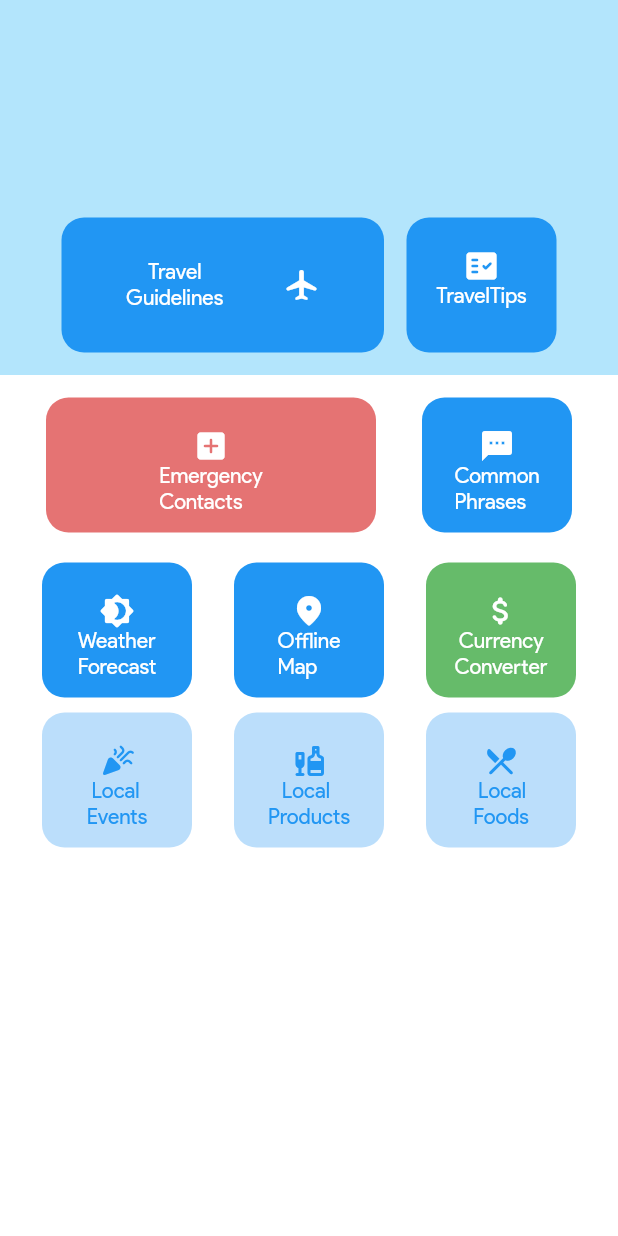
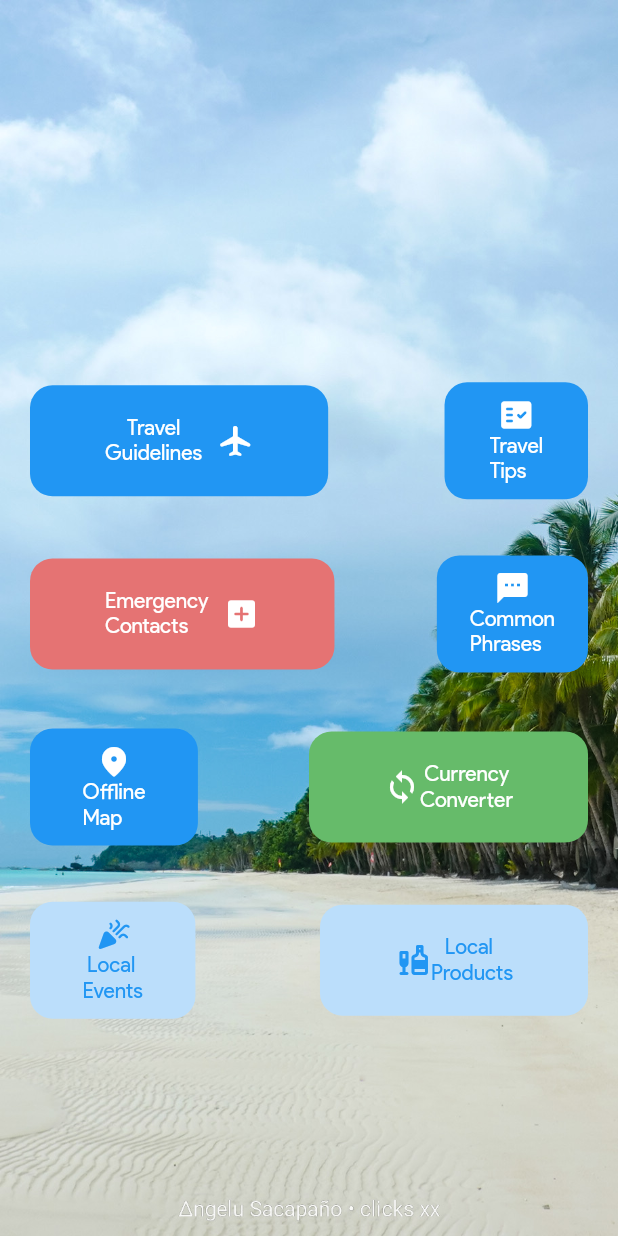
Before and after one commit to jhunanthony/bywayboracay, a Flutter app: the BagPage screen opened by its route, on a phone screen of 412 x 824 dp. Run offline on Flutter 3.47's test engine with Material 2 defaults, Android fonts, the phone set to English and light mode, and no system bars; drawn by our look-alikes of overlay_support; our stand-ins replace awesome_notifications, bottom_navy_bar, carousel_slider, chips_choice_null_safety, cloud_firestore, expandable and 12 more; missing offline and left inert: filter_list, flutter_phone_direct_caller, flutter_polyline_points, flutter_social_content_share, mailer; accounts and stored records are empty.

Commit message:
edit bag page

```diff
--- a/lib/pages/BagPage.dart
+++ b/lib/pages/BagPage.dart
@@ -6,40 +6,41 @@ import '../widgets/BagPageWidgets/CurrencyConverter/currencywidget.dart';
 import '../widgets/BagPageWidgets/CurrencyConverter/travelguidelines.dart';
 import '../widgets/BagPageWidgets/commonphrase.dart';
 import '../widgets/BagPageWidgets/emergencywidget.dart';
+import '../widgets/BagPageWidgets/traveltips.dart';
 
 class BagPage extends StatelessWidget {
   @override
   Widget build(BuildContext context) {
-    return Scaffold(
-      backgroundColor: Colors.white,
-      body: Column(
-        //1sd Container
+    return Container(
+      height: MediaQuery.of(context).size.height,
+      width: MediaQuery.of(context).size.width,
+      decoration: BoxDecoration(
+        image: DecorationImage(
+            image: AssetImage('assets/images/Explore_Beach.jpg'),
+            fit: BoxFit.fitHeight),
+      ),
+      child: Scaffold(
+        backgroundColor: Colors.transparent,
+        body: Padding(
+          padding: const EdgeInsets.only(
+            right: 20,
+            left: 20,
+          ),
+          child: Column(
             mainAxisAlignment: MainAxisAlignment.spaceEvenly,
-        mainAxisSize: MainAxisSize.min,
-        children: <Widget>[
-          Container(
-            margin: const EdgeInsets.all(0),
-            color: Colors.lightBlue[100],
-            width: MediaQuery.of(context).size.width,
-            height: 250,
-            child: Row(
-              mainAxisAlignment: MainAxisAlignment.spaceEvenly,
-              mainAxisSize: MainAxisSize.min,
-              children: <Widget>[
-                Align(
-                  alignment: Alignment.bottomCenter,
-                  child: Padding(
-                    padding: const EdgeInsets.only(bottom: 15.0),
-                    child: Row(
             children: [
-                        Padding(
-                          padding: const EdgeInsets.only(right: 15),
-                          child: TextButton(
+              SizedBox(
+                height: 180,
+              ),
+              Row(
+                mainAxisAlignment: MainAxisAlignment.spaceBetween,
+                children: [
+                  TextButton(
                     style: TextButton.styleFrom(
                       backgroundColor: Colors.blue,
                       primary: Colors.white,
-                              padding: EdgeInsets.all(3.0),
-                              fixedSize: Size(215.0, 90.0),
+                      padding: EdgeInsets.only(
+                          left: 50, right: 50, top: 20, bottom: 20),
                       shape: RoundedRectangleBorder(
                           borderRadius: BorderRadius.circular(15.0)),
                     ),
@@ -47,8 +48,7 @@ class BagPage extends StatelessWidget {
                       Navigator.push(
                           context,
                           MaterialPageRoute(
-                                      builder: (context) =>
-                                          TravelGuidelines()));
+                              builder: (context) => TravelGuidelines()));
                     },
                     child: Column(
                       mainAxisAlignment: MainAxisAlignment.spaceAround,
@@ -56,13 +56,12 @@ class BagPage extends StatelessWidget {
                       // Replace with a Row for horizontal icon + text
                       children: <Widget>[
                         Row(
-                                  mainAxisAlignment:
-                                      MainAxisAlignment.spaceEvenly,
+                          mainAxisAlignment: MainAxisAlignment.center,
                           children: [
-                                    Align(
-                                      alignment: Alignment.bottomCenter,
-                                      child: Text("Travel\nGuidelines",
+                            Text("Travel\nGuidelines",
                                 textAlign: TextAlign.center),
+                            SizedBox(
+                              width: 10,
                             ),
                             Icon(Icons.airplanemode_active_rounded),
                           ],
@@ -70,56 +69,41 @@ class BagPage extends StatelessWidget {
                       ],
                     ),
                   ),
-                        ),
-                        Padding(
-                          padding: const EdgeInsets.only(right: 0),
-                          child: TextButton(
+                  TextButton(
                     style: TextButton.styleFrom(
                       backgroundColor: Colors.blue,
                       primary: Colors.white,
                       onSurface: Colors.grey,
-                              padding: EdgeInsets.all(3.0),
-                              fixedSize: Size(100.0, 90.0),
+                      padding: EdgeInsets.only(
+                          left: 30, right: 30, top: 10, bottom: 10),
                       shape: RoundedRectangleBorder(
                           borderRadius: BorderRadius.circular(15.0)),
                     ),
-                            onPressed: () {},
+                    onPressed: () {
+                      Navigator.push(
+                          context,
+                          MaterialPageRoute(
+                              builder: (context) => TravelTips()));
+                    },
                     child: Column(
                       // Replace with a Row for horizontal icon + text
                       children: <Widget>[
-                                Align(
-                                  alignment: Alignment.center,
-                                  child: Text("", textAlign: TextAlign.center),
-                                ),
                         Icon(Icons.fact_check_rounded),
-                                Text("\Travel\Tips")
+                        Text("\Travel\nTips")
                       ],
-                            ),
                     ),
                   ),
                 ],
               ),
-                  ),
-                ),
-              ],
-            ),
-          ),
-          Container(
-            //2nd Container
-            margin: const EdgeInsets.all(0),
-            color: Colors.lightBlue[90],
-            width: MediaQuery.of(context).size.width,
-            height: 120.0,
-            child: Row(
-              mainAxisAlignment: MainAxisAlignment.spaceEvenly,
-              mainAxisSize: MainAxisSize.min,
+              Row(
+                mainAxisAlignment: MainAxisAlignment.spaceBetween,
                 children: [
                   TextButton(
                     style: TextButton.styleFrom(
                       primary: Colors.white,
                       backgroundColor: Colors.red[300],
-                    padding: EdgeInsets.all(3.0),
-                    fixedSize: Size(220.0, 90.0),
+                      padding: EdgeInsets.only(
+                          left: 50, right: 50, top: 20, bottom: 20),
                       shape: RoundedRectangleBorder(
                           borderRadius: BorderRadius.circular(15.0)),
                     ),
@@ -129,15 +113,15 @@ class BagPage extends StatelessWidget {
                           MaterialPageRoute(
                               builder: (context) => EmergencyPage()));
                     },
-                  child: Column(
+                    child: Row(
+                      mainAxisAlignment: MainAxisAlignment.center,
                       // Replace with a Row for horizontal icon + text
                       children: <Widget>[
-                      Align(
-                        alignment: Alignment.center,
-                        child: Text("", textAlign: TextAlign.center),
+                        Text("\Emergency\nContacts"),
+                        SizedBox(
+                          width: 10,
                         ),
                         Icon(Icons.add_box_rounded),
-                      Text("\Emergency\nContacts")
                       ],
                     ),
                   ),
@@ -146,8 +130,8 @@ class BagPage extends StatelessWidget {
                       backgroundColor: Colors.blue,
                       primary: Colors.white,
                       onSurface: Colors.grey,
-                    padding: EdgeInsets.all(3.0),
-                    fixedSize: Size(100.0, 90.0),
+                      padding: EdgeInsets.only(
+                          left: 22, right: 22, top: 10, bottom: 10),
                       shape: RoundedRectangleBorder(
                           borderRadius: BorderRadius.circular(15.0)),
                     ),
@@ -160,10 +144,6 @@ class BagPage extends StatelessWidget {
                     child: Column(
                       // Replace with a Row for horizontal icon + text
                       children: <Widget>[
-                      Align(
-                        alignment: Alignment.center,
-                        child: Text("", textAlign: TextAlign.center),
-                      ),
                         Icon(Icons.textsms_rounded),
                         Text("\Common\nPhrases")
                       ],
@@ -171,61 +151,27 @@ class BagPage extends StatelessWidget {
                   ),
                 ],
               ),
-          ),
-          Container(
-            //3nd Container
-            margin: const EdgeInsets.all(0),
-            color: Colors.lightBlue[90],
-
-            width: MediaQuery.of(context).size.width,
-            height: 100.0,
-            child: Row(
-              mainAxisAlignment: MainAxisAlignment.spaceEvenly,
-              mainAxisSize: MainAxisSize.min,
+              Row(
+                mainAxisAlignment: MainAxisAlignment.spaceBetween,
                 children: [
                   TextButton(
                     style: TextButton.styleFrom(
                       backgroundColor: Colors.blue,
                       primary: Colors.white,
-                    onSurface: Colors.grey,
-                    padding: EdgeInsets.all(3.0),
-                    fixedSize: Size(100.0, 90.0),
-                    shape: RoundedRectangleBorder(
-                        borderRadius: BorderRadius.circular(15.0)),
-                  ),
-                  onPressed: () {},
-                  child: Column(
-                    // Replace with a Row for horizontal icon + text
-                    children: <Widget>[
-                      Align(
-                        alignment: Alignment.center,
-                        child: Text("", textAlign: TextAlign.center),
-                      ),
-                      Icon(Icons.brightness_4_rounded),
-                      Text("\Weather\nForecast")
-                    ],
-                  ),
-                ),
-                TextButton(
-                  style: TextButton.styleFrom(
-                    backgroundColor: Colors.blue,
-                    primary: Colors.white,
-                    padding: EdgeInsets.all(3.0),
-                    fixedSize: Size(100.0, 90.0),
+                      padding: EdgeInsets.only(
+                          left: 35, right: 35, top: 10, bottom: 10),
                       shape: RoundedRectangleBorder(
                           borderRadius: BorderRadius.circular(15.0)),
                     ),
                     onPressed: () {
-                    Navigator.push(context,
-                        MaterialPageRoute(builder: (context) => Offline_Map()));
+                      Navigator.push(
+                          context,
+                          MaterialPageRoute(
+                              builder: (context) => Offline_Map()));
                     },
                     child: Column(
                       // Replace with a Row for horizontal icon + text
                       children: <Widget>[
-                      Align(
-                        alignment: Alignment.center,
-                        child: Text("", textAlign: TextAlign.center),
-                      ),
                         Icon(Icons.fmd_good_rounded),
                         Text("\Offline\nMap")
                       ],
@@ -235,8 +181,8 @@ class BagPage extends StatelessWidget {
                     style: TextButton.styleFrom(
                       backgroundColor: Colors.green[400],
                       primary: Colors.white,
-                    padding: EdgeInsets.all(3.0),
-                    fixedSize: Size(100.0, 90.0),
+                      padding: EdgeInsets.only(
+                          left: 50, right: 50, top: 20, bottom: 20),
                       shape: RoundedRectangleBorder(
                           borderRadius: BorderRadius.circular(15.0)),
                     ),
@@ -246,37 +192,27 @@ class BagPage extends StatelessWidget {
                           MaterialPageRoute(
                               builder: (context) => CurrencyPage()));
                     },
-                  child: Column(
+                    child: Row(
+                      mainAxisAlignment: MainAxisAlignment.center,
                       // Replace with a Row for horizontal icon + text
                       children: <Widget>[
-                      Align(
-                        alignment: Alignment.center,
-                        child: Text("", textAlign: TextAlign.center),
-                      ),
-                      Icon(Icons.attach_money_rounded),
+                        Text("", textAlign: TextAlign.center),
+                        Icon(Icons.sync_outlined),
                         Text("\tCurrency\nConverter")
                       ],
                     ),
                   ),
                 ],
               ),
-          ),
-          Container(
-            //4nd Container
-            margin: const EdgeInsets.all(0),
-            color: Colors.white,
-            width: MediaQuery.of(context).size.width,
-            height: 100.0,
-            child: Row(
-              mainAxisAlignment: MainAxisAlignment.spaceEvenly,
-              mainAxisSize: MainAxisSize.min,
+              Row(
+                mainAxisAlignment: MainAxisAlignment.spaceBetween,
                 children: [
                   TextButton(
                     style: TextButton.styleFrom(
                       backgroundColor: Colors.blue[100],
                       primary: Colors.blue,
-                    padding: EdgeInsets.all(3.0),
-                    fixedSize: Size(100.0, 90.0),
+                      padding: EdgeInsets.only(
+                          left: 35, right: 35, top: 10, bottom: 10),
                       shape: RoundedRectangleBorder(
                           borderRadius: BorderRadius.circular(15.0)),
                     ),
@@ -284,10 +220,6 @@ class BagPage extends StatelessWidget {
                     child: Column(
                       // Replace with a Row for horizontal icon + text
                       children: <Widget>[
-                      Align(
-                        alignment: Alignment.center,
-                        child: Text("", textAlign: TextAlign.center),
-                      ),
                         Icon(Icons.celebration_rounded),
                         Text("\tLocal\nEvents")
                       ],
@@ -297,19 +229,17 @@ class BagPage extends StatelessWidget {
                     style: TextButton.styleFrom(
                       backgroundColor: Colors.blue[100],
                       primary: Colors.blue,
-                    padding: EdgeInsets.all(3.0),
-                    fixedSize: Size(100.0, 90.0),
+                      padding: EdgeInsets.only(
+                          left: 50, right: 50, top: 20, bottom: 20),
                       shape: RoundedRectangleBorder(
                           borderRadius: BorderRadius.circular(15.0)),
                     ),
                     onPressed: () {},
-                  child: Column(
+                    child: Row(
+                      mainAxisAlignment: MainAxisAlignment.center,
                       // Replace with a Row for horizontal icon + text
                       children: <Widget>[
-                      Align(
-                        alignment: Alignment.center,
-                        child: Text("", textAlign: TextAlign.center),
-                      ),
+                        Text("", textAlign: TextAlign.center),
                         Icon(
                           Icons.liquor_rounded,
                         ),
@@ -317,36 +247,17 @@ class BagPage extends StatelessWidget {
                       ],
                     ),
                   ),
-                TextButton(
-                  style: TextButton.styleFrom(
-                    backgroundColor: Colors.blue[100],
-                    primary: Colors.blue,
-                    padding: EdgeInsets.all(3.0),
-                    fixedSize: Size(100.0, 90.0),
-                    shape: RoundedRectangleBorder(
-                        borderRadius: BorderRadius.circular(15.0)),
-                  ),
-                  onPressed: () {},
-                  child: Column(
-                    // Replace with a Row for horizontal icon + text
-                    children: <Widget>[
-                      Align(
-                        alignment: Alignment.center,
-                        child: Text("", textAlign: TextAlign.center),
-                      ),
-                      Icon(
-                        Icons.local_dining_rounded,
-                      ),
-                      Text('\tLocal\nFoods')
                 ],
               ),
+              SizedBox(
+                height: 70,
               ),
             ],
           ),
         ),
-        ],
+
+        //bottomNavigationBar: BottomNavBar(),
       ),
-      //bottomNavigationBar: BottomNavBar(),
     );
   }
 }
--- a/lib/widgets/BagPageWidgets/commonphrase.dart
+++ b/lib/widgets/BagPageWidgets/commonphrase.dart
@@ -4,7 +4,7 @@ import 'package:flutter_tts/flutter_tts.dart';
 import '../Navigation/TopNavBar.dart';
 
 class CommonPhrasePage extends StatefulWidget {
-  //const TextToSpeech({Key key}) : super(key: key);
+  const CommonPhrasePage({Key key}) : super(key: key);
 
   @override
   _CommonPhrasePageState createState() => _CommonPhrasePageState();
```
Also changed, not shown: lib/widgets/BagPageWidgets/traveltips.dart (added, +196 -0 lines). Lines whose indentation alone changed are shown as unchanged.
